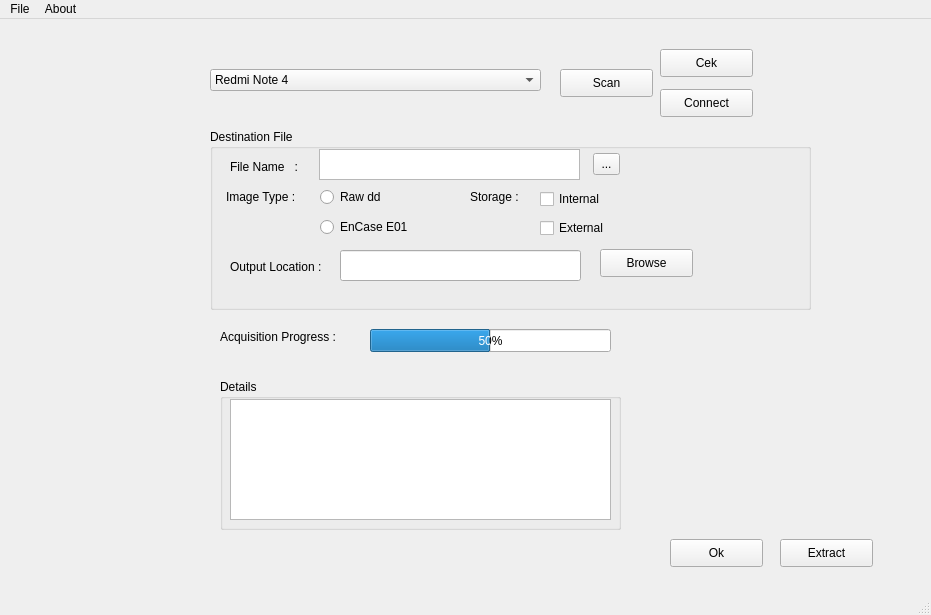
Rasyid-Renaldi/Forensics_App, file main.ui: the form before one commit.
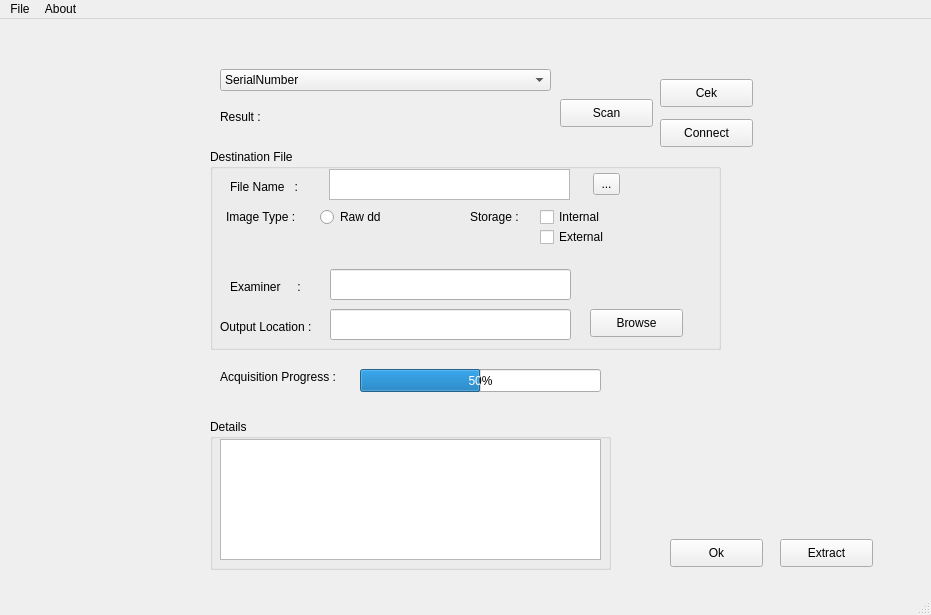
The form after the commit. Icons and pictures are not drawn.

The edit to the form file:
```diff
--- a/main.ui
+++ b/main.ui
@@ -18,7 +18,7 @@
     <property name="geometry">
      <rect>
       <x>560</x>
-      <y>50</y>
+      <y>80</y>
       <width>93</width>
       <height>28</height>
      </rect>
@@ -31,7 +31,7 @@
     <property name="geometry">
      <rect>
       <x>660</x>
-      <y>30</y>
+      <y>60</y>
       <width>93</width>
       <height>28</height>
      </rect>
@@ -44,7 +44,7 @@
     <property name="geometry">
      <rect>
       <x>660</x>
-      <y>70</y>
+      <y>100</y>
       <width>93</width>
       <height>28</height>
      </rect>
@@ -91,9 +91,9 @@
     <property name="geometry">
      <rect>
       <x>210</x>
-      <y>110</y>
-      <width>601</width>
-      <height>181</height>
+      <y>130</y>
+      <width>511</width>
+      <height>201</height>
      </rect>
     </property>
     <property name="title">
@@ -128,8 +128,8 @@
     <widget class="QLabel" name="outputLocation">
      <property name="geometry">
       <rect>
-       <x>20</x>
-       <y>130</y>
+       <x>10</x>
+       <y>170</y>
        <width>111</width>
        <height>16</height>
       </rect>
@@ -157,9 +157,9 @@
     <widget class="QTextBrowser" name="search">
      <property name="geometry">
       <rect>
-       <x>109</x>
+       <x>119</x>
        <y>20</y>
-       <width>261</width>
+       <width>241</width>
        <height>31</height>
       </rect>
      </property>
@@ -177,19 +177,6 @@
       <string>Raw dd</string>
      </property>
     </widget>
-    <widget class="QRadioButton" name="enCase">
-     <property name="geometry">
-      <rect>
-       <x>110</x>
-       <y>90</y>
-       <width>101</width>
-       <height>16</height>
-      </rect>
-     </property>
-     <property name="text">
-      <string>EnCase E01</string>
-     </property>
-    </widget>
     <widget class="QLabel" name="storage">
      <property name="geometry">
       <rect>
@@ -208,8 +195,8 @@
       <rect>
        <x>330</x>
        <y>60</y>
-       <width>81</width>
-       <height>20</height>
+       <width>71</width>
+       <height>16</height>
       </rect>
      </property>
      <property name="text">
@@ -220,9 +207,9 @@
      <property name="geometry">
       <rect>
        <x>330</x>
-       <y>89</y>
+       <y>80</y>
        <width>81</width>
-       <height>20</height>
+       <height>16</height>
       </rect>
      </property>
      <property name="text">
@@ -232,8 +219,8 @@
     <widget class="QLineEdit" name="browseLocation">
      <property name="geometry">
       <rect>
-       <x>130</x>
-       <y>121</y>
+       <x>120</x>
+       <y>160</y>
        <width>241</width>
        <height>31</height>
       </rect>
@@ -242,8 +229,8 @@
     <widget class="QPushButton" name="browse">
      <property name="geometry">
       <rect>
-       <x>390</x>
-       <y>120</y>
+       <x>380</x>
+       <y>160</y>
        <width>93</width>
        <height>28</height>
       </rect>
@@ -252,12 +239,35 @@
       <string>Browse</string>
      </property>
     </widget>
+    <widget class="QLabel" name="examiner">
+     <property name="geometry">
+      <rect>
+       <x>20</x>
+       <y>130</y>
+       <width>81</width>
+       <height>16</height>
+      </rect>
+     </property>
+     <property name="text">
+      <string>Examiner     :</string>
+     </property>
+    </widget>
+    <widget class="QLineEdit" name="lineEdit">
+     <property name="geometry">
+      <rect>
+       <x>120</x>
+       <y>120</y>
+       <width>241</width>
+       <height>31</height>
+      </rect>
+     </property>
+    </widget>
    </widget>
    <widget class="QProgressBar" name="acquisitionBar">
     <property name="geometry">
      <rect>
-      <x>370</x>
-      <y>310</y>
+      <x>360</x>
+      <y>350</y>
       <width>241</width>
       <height>23</height>
      </rect>
@@ -270,7 +280,7 @@
     <property name="geometry">
      <rect>
       <x>220</x>
-      <y>310</y>
+      <y>350</y>
       <width>131</width>
       <height>16</height>
      </rect>
@@ -282,8 +292,8 @@
    <widget class="QGroupBox" name="detailData">
     <property name="geometry">
      <rect>
-      <x>220</x>
-      <y>360</y>
+      <x>210</x>
+      <y>400</y>
       <width>401</width>
       <height>151</height>
      </rect>
@@ -305,7 +315,7 @@
    <widget class="QComboBox" name="detectDevice">
     <property name="geometry">
      <rect>
-      <x>210</x>
+      <x>220</x>
       <y>50</y>
       <width>331</width>
       <height>22</height>
@@ -313,14 +323,22 @@
     </property>
     <item>
      <property name="text">
-      <string>Redmi Note 4</string>
+      <string>SerialNumber</string>
      </property>
     </item>
-    <item>
-     <property name="text">
-      <string>Redmi Note 8</string>
-     </property>
-    </item>
+   </widget>
+   <widget class="QLabel" name="resultCek">
+    <property name="geometry">
+     <rect>
+      <x>220</x>
+      <y>90</y>
+      <width>55</width>
+      <height>16</height>
+     </rect>
+    </property>
+    <property name="text">
+     <string>Result :</string>
+    </property>
    </widget>
   </widget>
   <widget class="QMenuBar" name="menubar">
```
